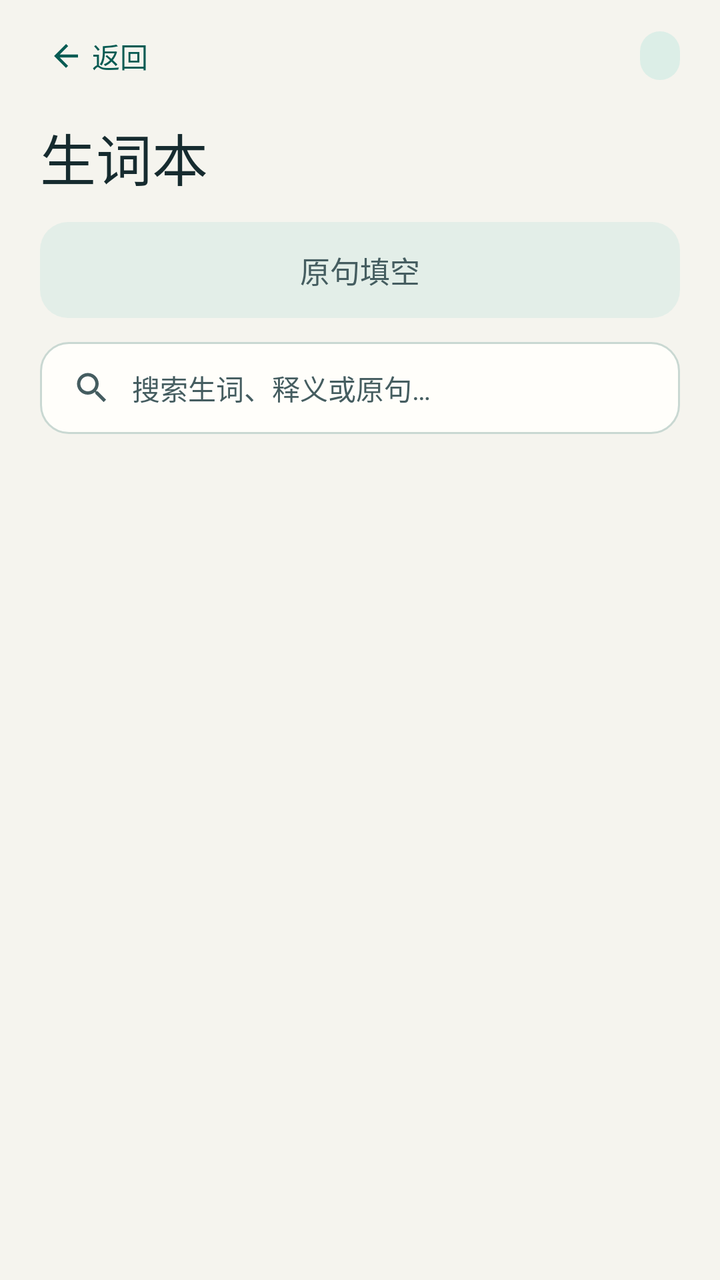
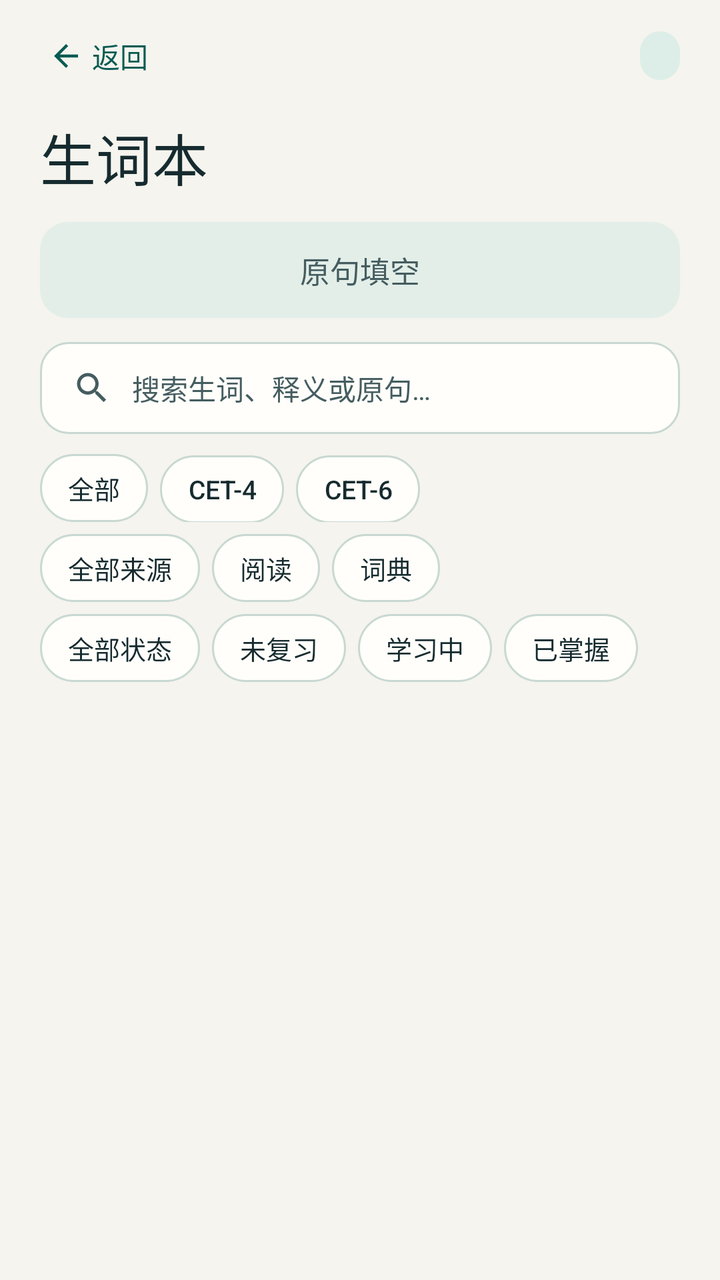

The first picture is an Android layout as it rendered before a commit; the second is the same layout after the commit. The layout source and the unified diff follow.
<!-- AndroidManifest.xml: application theme Theme.CetStudy -->
<!-- res/layout/screen_vocabulary.xml -->
<LinearLayout xmlns:android="http://schemas.android.com/apk/res/android"
    android:layout_width="match_parent"
    android:layout_height="match_parent"
    android:orientation="vertical"
    android:paddingStart="20dp"
    android:paddingEnd="20dp">

    <LinearLayout
        android:layout_width="match_parent"
        android:layout_height="wrap_content"
        android:gravity="center_vertical"
        android:orientation="horizontal"
        android:paddingTop="4dp">

        <Button
            android:id="@+id/vocabulary_back"
            style="@style/StudyTextButton"
            android:layout_width="wrap_content"
            android:layout_height="wrap_content"
            android:drawableStart="@drawable/ic_back"
            android:drawablePadding="4dp"
            android:minWidth="0dp"
            android:paddingStart="4dp"
            android:paddingEnd="10dp"
            android:text="@string/back" />

        <Space
            android:layout_width="0dp"
            android:layout_height="1dp"
            android:layout_weight="1" />

        <TextView
            android:id="@+id/vocabulary_student"
            style="@style/StudyBadge"
            android:layout_width="wrap_content"
            android:layout_height="wrap_content" />
    </LinearLayout>

    <TextView
        style="@style/StudyHeading"
        android:layout_width="match_parent"
        android:layout_height="wrap_content"
        android:layout_marginTop="6dp"
        android:text="@string/vocabulary" />

    <TextView
        android:id="@+id/vocabulary_summary_stats"
        style="@style/StudyCaption"
        android:layout_width="match_parent"
        android:layout_height="wrap_content"
        android:layout_marginTop="4dp"
        android:textColor="@color/accent"
        android:visibility="gone" />

    <Button
        android:id="@+id/cloze_start"
        style="@style/StudyPrimaryButton"
        android:layout_width="match_parent"
        android:layout_height="wrap_content"
        android:layout_marginTop="12dp"
        android:enabled="false"
        android:text="@string/cloze_start" />

    <EditText
        android:id="@+id/vocabulary_search_input"
        style="@style/StudyField"
        android:layout_width="match_parent"
        android:layout_height="46dp"
        android:layout_marginTop="12dp"
        android:background="@drawable/search_box"
        android:drawableStart="@drawable/ic_search"
        android:drawablePadding="10dp"
        android:hint="@string/vocabulary_search_hint"
        android:imeOptions="actionSearch"
        android:importantForAutofill="no"
        android:inputType="text"
        android:minHeight="46dp"
        android:singleLine="true"
        android:textSize="14sp" />

    <TextView
        android:id="@+id/vocabulary_status"
        style="@style/StudyCaption"
        android:layout_width="match_parent"
        android:layout_height="wrap_content"
        android:layout_marginTop="14dp"
        android:accessibilityLiveRegion="polite"
        android:visibility="gone" />

    <Button
        android:id="@+id/vocabulary_retry"
        style="@style/StudyTextButton"
        android:layout_width="wrap_content"
        android:layout_height="wrap_content"
        android:text="@string/retry"
        android:visibility="gone" />

    <ListView
        android:id="@+id/vocabulary_list"
        android:layout_width="match_parent"
        android:layout_height="0dp"
        android:layout_marginTop="12dp"
        android:layout_weight="1"
        android:clipToPadding="false"
        android:divider="@android:color/transparent"
        android:dividerHeight="10dp"
        android:paddingBottom="16dp" />
</LinearLayout>
<!-- resources referenced by this layout -->
<resources>
  <color name="accent">#075B53</color>
  <!-- drawable search_box (drawable) -->
  <shape xmlns:android="http://schemas.android.com/apk/res/android">
      <solid android:color="@color/surface" />
      <stroke android:width="1dp" android:color="@color/outline" />
      <corners android:radius="14dp" />
  </shape>
  <string name="back">返回</string>
  <string name="cloze_start">原句填空</string>
  <string name="retry">重试</string>
  <string name="vocabulary">生词本</string>
  <string name="vocabulary_search_hint">搜索生词、释义或原句…</string>
  <style name="StudyCaption">
          <item name="android:textColor">@color/muted</item>
          <item name="android:textSize">14sp</item>
          <item name="android:lineSpacingExtra">3dp</item>
      </style>
  <style name="StudyHeading" parent="StudyHeading.Base" />
  <style name="Theme.CetStudy" parent="Theme.CetStudy.Base" />
  <color name="muted">#455D60</color>
  <color name="surface">#FFFEFA</color>
  <color name="outline">#C9D8D2</color>
  <!-- drawable badge_pill (drawable) -->
  <shape xmlns:android="http://schemas.android.com/apk/res/android">
      <solid android:color="@color/badge_bg" />
      <corners android:radius="20dp" />
  </shape>
  <color name="badge_text">#075B53</color>
  <!-- drawable card (drawable) -->
  <shape xmlns:android="http://schemas.android.com/apk/res/android">
      <solid android:color="@color/surface" />
      <stroke android:width="1dp" android:color="@color/outline" />
      <corners android:radius="16dp" />
  </shape>
  <color name="ink">#162B2F</color>
  <style name="StudyHeading.Base" parent="">
          <item name="android:textColor">@color/ink</item>
          <item name="android:textSize">28sp</item>
          <item name="android:fontFamily">sans-serif-medium</item>
          <item name="android:lineSpacingExtra">3dp</item>
      </style>
  <color name="badge_bg">#DCEEE7</color>
  <color name="tone">#E3EEE8</color>
  <color name="paper">#F5F4EE</color>
  <!-- unchanged entries left out for length: 8 -->
</resources>

<!-- the commit's change to res/layout/screen_vocabulary.xml (unified diff, before → after) -->
@@ -78,6 +78,125 @@
         android:singleLine="true"
         android:textSize="14sp" />
 
+    <HorizontalScrollView
+        android:layout_width="match_parent"
+        android:layout_height="wrap_content"
+        android:layout_marginTop="10dp"
+        android:scrollbars="none">
+
+        <LinearLayout
+            android:id="@+id/vocab_filter_level"
+            android:layout_width="wrap_content"
+            android:layout_height="wrap_content"
+            android:orientation="horizontal">
+
+            <TextView
+                android:id="@+id/vocab_level_all"
+                style="@style/StudyChip"
+                android:layout_width="wrap_content"
+                android:layout_height="wrap_content"
+                android:layout_marginEnd="6dp"
+                android:text="@string/vocab_filter_all" />
+
+            <TextView
+                android:id="@+id/vocab_level_cet4"
+                style="@style/StudyChip"
+                android:layout_width="wrap_content"
+                android:layout_height="wrap_content"
+                android:layout_marginEnd="6dp"
+                android:text="@string/dict_filter_cet4" />
+
+            <TextView
+                android:id="@+id/vocab_level_cet6"
+                style="@style/StudyChip"
+                android:layout_width="wrap_content"
+                android:layout_height="wrap_content"
+                android:text="@string/dict_filter_cet6" />
+        </LinearLayout>
+    </HorizontalScrollView>
+
+    <HorizontalScrollView
+        android:layout_width="match_parent"
+        android:layout_height="wrap_content"
+        android:layout_marginTop="6dp"
+        android:scrollbars="none">
+
+        <LinearLayout
+            android:id="@+id/vocab_filter_source"
+            android:layout_width="wrap_content"
+            android:layout_height="wrap_content"
+            android:orientation="horizontal">
+
+            <TextView
+                android:id="@+id/vocab_source_all"
+                style="@style/StudyChip"
+                android:layout_width="wrap_content"
+                android:layout_height="wrap_content"
+                android:layout_marginEnd="6dp"
+                android:text="@string/vocab_source_all" />
+
+            <TextView
+                android:id="@+id/vocab_source_reader"
+                style="@style/StudyChip"
+                android:layout_width="wrap_content"
+                android:layout_height="wrap_content"
+                android:layout_marginEnd="6dp"
+                android:text="@string/vocab_source_reader" />
+
+            <TextView
+                android:id="@+id/vocab_source_dictionary"
+                style="@style/StudyChip"
+                android:layout_width="wrap_content"
+                android:layout_height="wrap_content"
+                android:text="@string/vocab_source_dictionary" />
+        </LinearLayout>
+    </HorizontalScrollView>
+
+    <HorizontalScrollView
+        android:layout_width="match_parent"
+        android:layout_height="wrap_content"
+        android:layout_marginTop="6dp"
+        android:scrollbars="none">
+
+        <LinearLayout
+            android:id="@+id/vocab_filter_mastery"
+            android:layout_width="wrap_content"
+            android:layout_height="wrap_content"
+            android:orientation="horizontal">
+
+            <TextView
+                android:id="@+id/vocab_mastery_all"
+                style="@style/StudyChip"
+                android:layout_width="wrap_content"
+                android:layout_height="wrap_content"
+                android:layout_marginEnd="6dp"
+                android:text="@string/vocab_mastery_all" />
+
+            <TextView
+                android:id="@+id/vocab_mastery_new"
+                style="@style/StudyChip"
+                android:layout_width="wrap_content"
+                android:layout_height="wrap_content"
+                android:layout_marginEnd="6dp"
+                android:text="@string/vocab_mastery_new" />
+
+            <TextView
+                android:id="@+id/vocab_mastery_learning"
+                style="@style/StudyChip"
+                android:layout_width="wrap_content"
+                android:layout_height="wrap_content"
+                android:layout_marginEnd="6dp"
+                android:text="@string/vocab_mastery_learning" />
+
+            <TextView
+                android:id="@+id/vocab_mastery_mastered"
+                style="@style/StudyChip"
+                android:layout_width="wrap_content"
+                android:layout_height="wrap_content"
+                android:text="@string/vocab_mastery_mastered" />
+        </LinearLayout>
+    </HorizontalScrollView>
+
     <TextView
         android:id="@+id/vocabulary_status"
         style="@style/StudyCaption"
<!-- resource entries referenced after the edit -->
@@ -9,13 +9,37 @@
   </shape>
   <string name="back">返回</string>
   <string name="cloze_start">原句填空</string>
+  <string name="dict_filter_cet4">CET-4</string>
+  <string name="dict_filter_cet6">CET-6</string>
   <string name="retry">重试</string>
+  <string name="vocab_filter_all">全部</string>
+  <string name="vocab_mastery_all">全部状态</string>
+  <string name="vocab_mastery_learning">学习中</string>
+  <string name="vocab_mastery_mastered">已掌握</string>
+  <string name="vocab_mastery_new">未复习</string>
+  <string name="vocab_source_all">全部来源</string>
+  <string name="vocab_source_dictionary">词典</string>
+  <string name="vocab_source_reader">阅读</string>
   <string name="vocabulary">生词本</string>
   <string name="vocabulary_search_hint">搜索生词、释义或原句…</string>
   <style name="StudyCaption">
           <item name="android:textColor">@color/muted</item>
           <item name="android:textSize">14sp</item>
           <item name="android:lineSpacingExtra">3dp</item>
+      </style>
+  <style name="StudyChip">
+          <item name="android:background">@drawable/chip_bg</item>
+          <item name="android:textColor">@color/chip_text</item>
+          <item name="android:textSize">13sp</item>
+          <item name="android:fontFamily">sans-serif-medium</item>
+          <item name="android:gravity">center</item>
+          <item name="android:minHeight">34dp</item>
+          <item name="android:paddingStart">14dp</item>
+          <item name="android:paddingEnd">14dp</item>
+          <item name="android:paddingTop">6dp</item>
+          <item name="android:paddingBottom">6dp</item>
+          <item name="android:clickable">true</item>
+          <item name="android:focusable">true</item>
       </style>
   <style name="StudyHeading" parent="StudyHeading.Base" />
   <style name="Theme.CetStudy" parent="Theme.CetStudy.Base" />
@@ -28,6 +52,26 @@
       <corners android:radius="20dp" />
   </shape>
   <color name="badge_text">#075B53</color>
+  <!-- drawable chip_bg (drawable) -->
+  <selector xmlns:android="http://schemas.android.com/apk/res/android">
+      <item android:state_selected="true">
+          <shape>
+              <solid android:color="@color/accent" />
+              <corners android:radius="20dp" />
+          </shape>
+      </item>
+      <item>
+          <ripple android:color="@color/ripple">
+              <item>
+                  <shape>
+                      <solid android:color="@color/surface" />
+                      <stroke android:width="1dp" android:color="@color/outline" />
+                      <corners android:radius="20dp" />
+                  </shape>
+              </item>
+          </ripple>
+      </item>
+  </selector>
   <!-- drawable card (drawable) -->
   <shape xmlns:android="http://schemas.android.com/apk/res/android">
       <solid android:color="@color/surface" />
@@ -42,6 +86,7 @@
           <item name="android:lineSpacingExtra">3dp</item>
       </style>
   <color name="badge_bg">#DCEEE7</color>
+  <color name="ripple">#26075B53</color>
   <color name="tone">#E3EEE8</color>
   <color name="paper">#F5F4EE</color>
   <!-- unchanged entries left out for length: 8 -->
